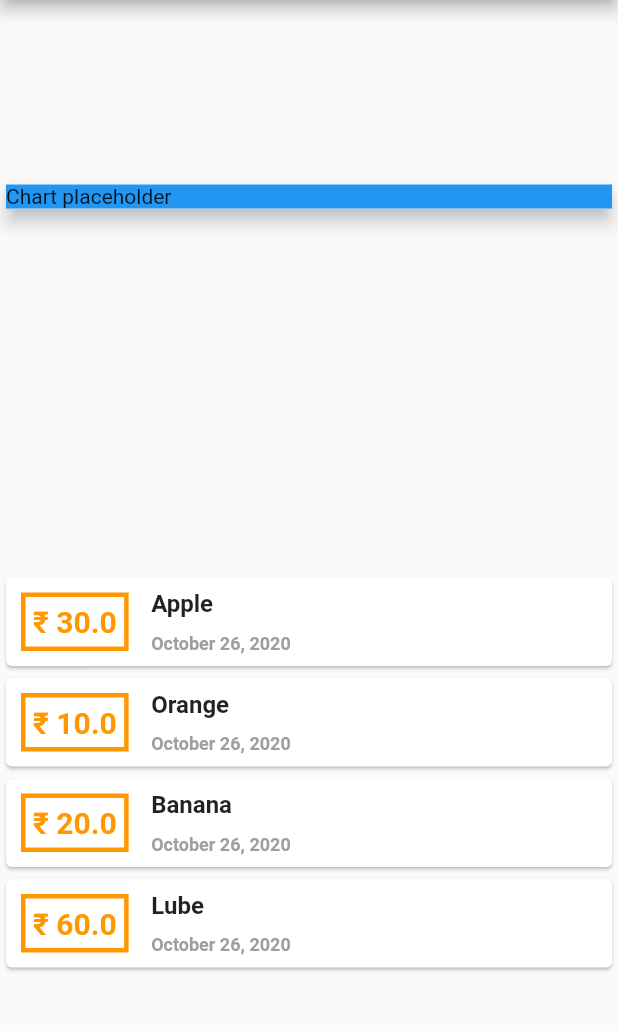
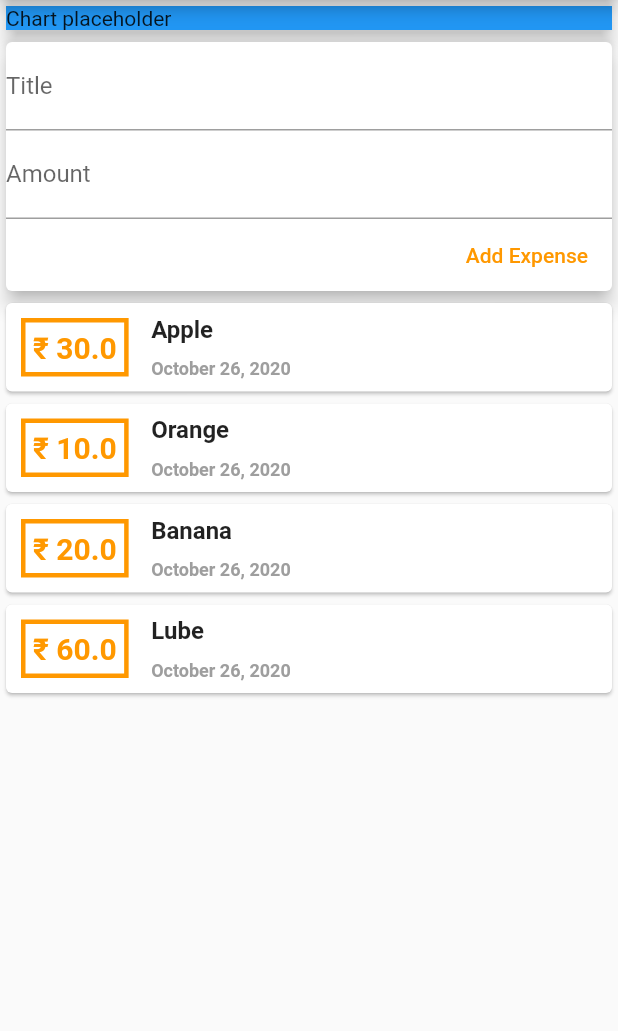
Before and after one commit to bunny3025/flutter, a Flutter app: the screen it shows after launch, on a phone screen of 412 x 824 dp, the part 84-1115 px from its top. Run offline on Flutter 3.47's test engine with Material 2 defaults, Android fonts, the phone set to English and light mode, and no system bars.

Commit message:
#card-48055018: adding input to add values and adding events on input fields to get the data.

```diff
--- a/expense_monitor/lib/main.dart
+++ b/expense_monitor/lib/main.dart
@@ -42,6 +42,9 @@ class HomePage extends StatelessWidget {
     )
   ];
 
+  String inputTitle;
+  String inputAmount;
+
   @override
   Widget build(BuildContext context) {
     return Scaffold(
@@ -49,7 +52,7 @@ class HomePage extends StatelessWidget {
         title: Text('Expense Monitor'),
       ),
       body: Column(
-        mainAxisAlignment: MainAxisAlignment.spaceAround,
+        //mainAxisAlignment: MainAxisAlignment.spaceAround,
         crossAxisAlignment: CrossAxisAlignment.stretch,
         children: <Widget>[
           Container(
@@ -63,6 +66,35 @@ class HomePage extends StatelessWidget {
                 //width: double.infinity,
               ),
               elevation: 5,
+            ),
+          ),
+          Card(
+            elevation: 5,
+            child: Container(
+              child: Column(
+                crossAxisAlignment: CrossAxisAlignment.end,
+                children: <Widget>[
+                  TextField(
+                    decoration: InputDecoration(labelText: 'Title'),
+                    onChanged: (value) {
+                      this.inputTitle = value;
+                    },
+                  ),
+                  TextField(
+                    decoration: InputDecoration(labelText: 'Amount'),
+                    onChanged: (value) => this.inputAmount = value,
+                  ),
+                  FlatButton(
+                    child: Text(
+                      'Add Expense',
+                    ),
+                    textColor: Colors.orange,
+                    onPressed: () {
+                      print(inputTitle + inputAmount);
+                    },
+                  ),
+                ],
+              ),
             ),
           ),
           Column(
```
